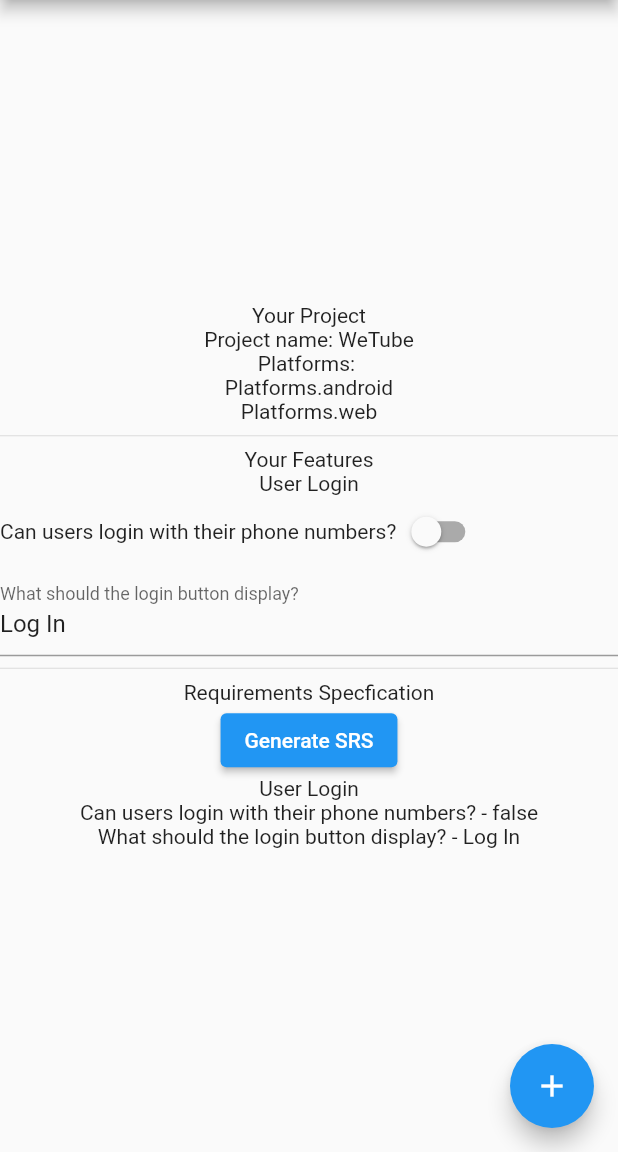
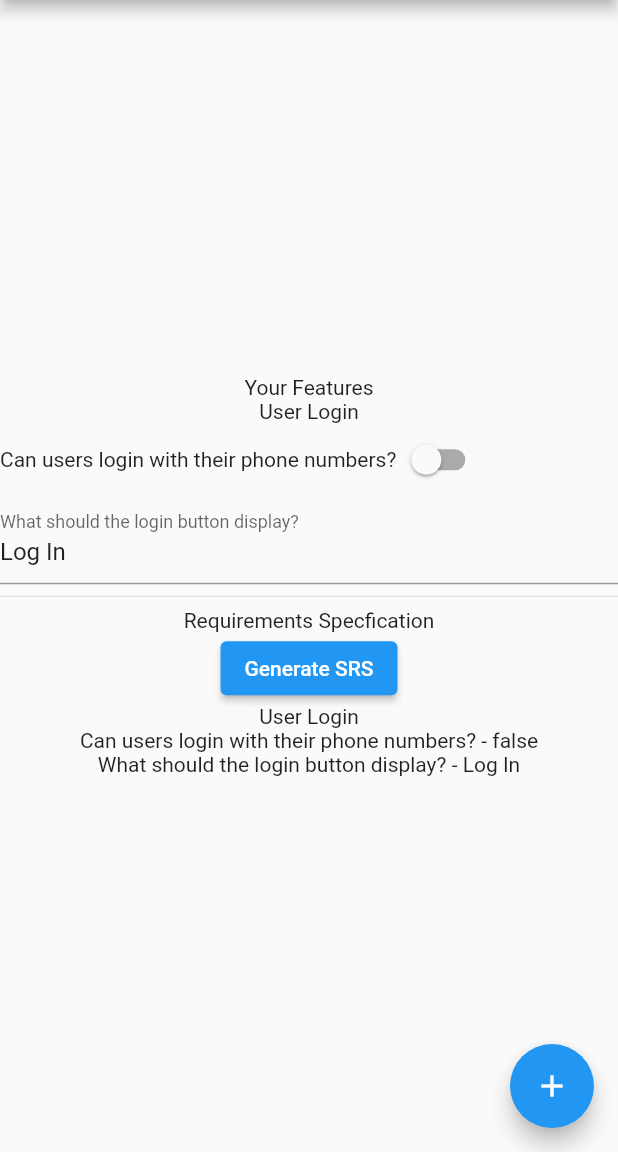
Before and after one commit to ElBatanony/ProtoFast, a Flutter app: the screen it shows after launch, on a phone screen of 412 x 824 dp, the part 84-1236 px from its top. Run offline on Flutter 3.47's test engine with Material 2 defaults, Android fonts, the phone set to English and light mode, and no system bars.

Commit message:
Hide project info until able to create projects

```diff
--- a/lib/main.dart
+++ b/lib/main.dart
@@ -45,9 +45,6 @@ class _MyHomePageState extends State<MyHomePage> {
       body: Column(
         mainAxisAlignment: MainAxisAlignment.center,
         children: [
-          const Text('Your Project'),
-          _projectInfoWidget(myProject),
-          const Divider(),
           const Text('Your Features'),
           ...myProject.features
               .map((feature) => feature.featureWidget())
```
